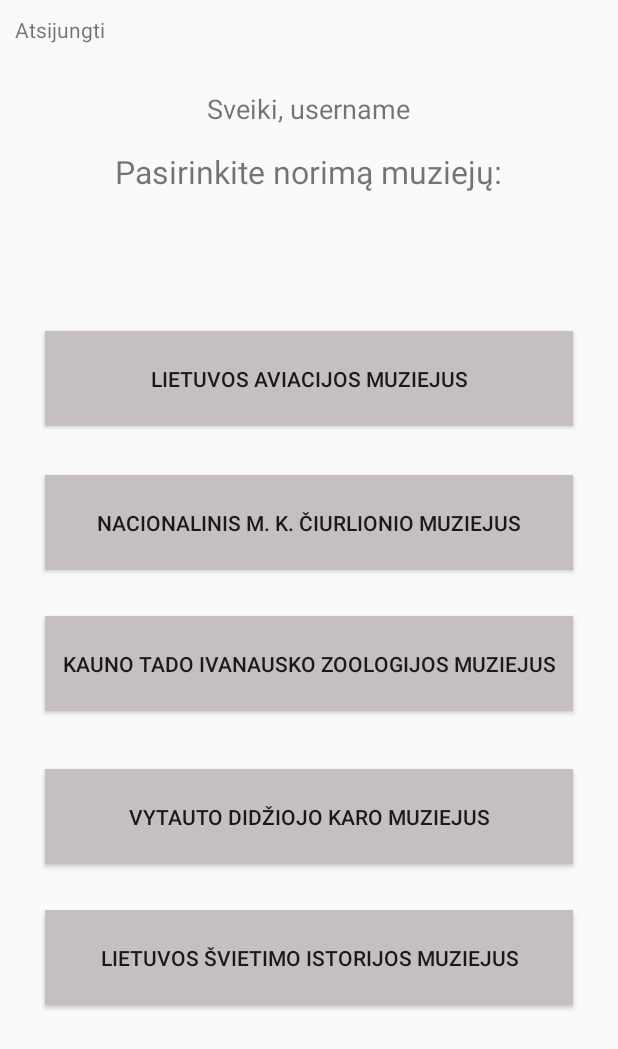
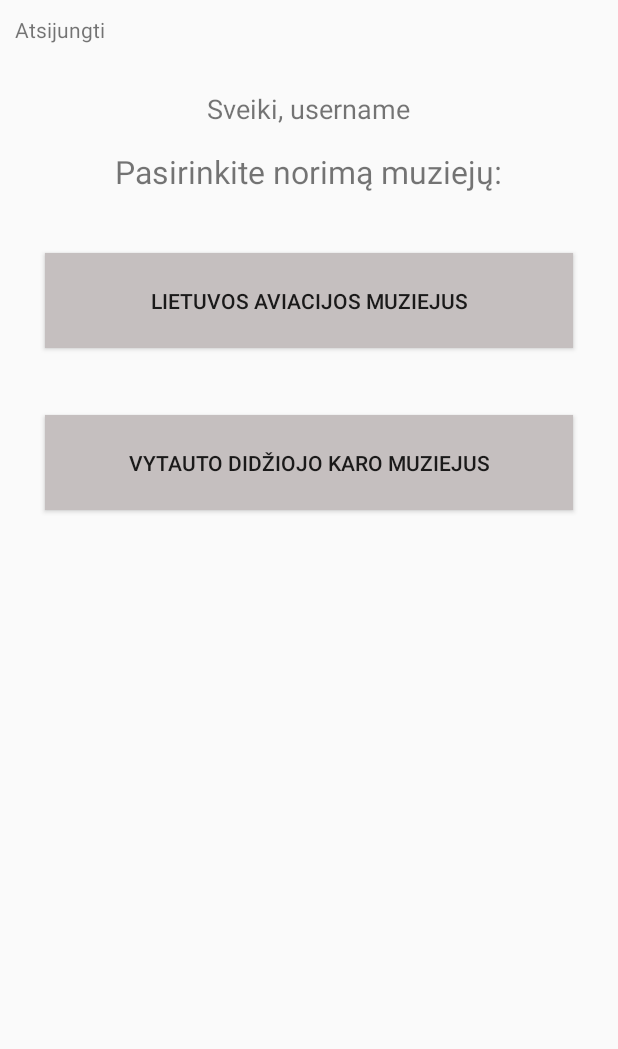
Before and after one commit to RutaOrd/Mobilioji-aplikacija, an Android app: the MainPage screen opened directly, with no data from a screen before it, on a phone screen of 412 x 824 dp. Shown: the top 1049 px of the screen. Run offline under Robolectric (Android 15) with nearby library versions, the phone set to English and light mode, and no system bars.

Commit message:
ui pakeitimai

```diff
--- a/app/src/main/res/layout/activity_login.xml
+++ b/app/src/main/res/layout/activity_login.xml
@@ -30,7 +30,6 @@
         android:layout_marginTop="100dp"
         android:layout_marginRight="30dp"
         android:hint="@string/vartotojo_vardas"
-
         app:layout_constraintBottom_toTopOf="@+id/one"
         app:layout_constraintEnd_toEndOf="parent"
         app:layout_constraintStart_toStartOf="parent"
@@ -39,13 +38,13 @@
         <com.google.android.material.textfield.TextInputEditText
             android:id="@+id/edUsername"
             android:layout_width="match_parent"
-            android:layout_height="wrap_content"
+            android:layout_height="25dp"
             android:background="@color/white"
+            android:drawableRight="@drawable/ic_userimg"
             android:fontFamily="@font/poppinsmedium"
             android:textColor="@color/black"
-            android:drawableRight="@drawable/ic_userimg"
             android:textColorHint="@color/black"
-            tools:ignore="TouchTargetSizeCheck"/>
+            tools:ignore="TouchTargetSizeCheck" />
     </com.google.android.material.textfield.TextInputLayout>
 
     <com.google.android.material.textfield.TextInputLayout
@@ -57,6 +56,7 @@
         android:layout_marginLeft="30dp"
         android:layout_marginRight="30dp"
         android:textColorHint="@color/black"
+        app:passwordToggleEnabled="true"
         app:layout_constraintBottom_toBottomOf="parent"
         app:layout_constraintEnd_toEndOf="parent"
         app:layout_constraintStart_toStartOf="parent"
--- a/app/src/main/res/layout/activity_mainpage.xml
+++ b/app/src/main/res/layout/activity_mainpage.xml
@@ -35,36 +35,10 @@
         android:layout_marginLeft="30dp"
         android:layout_marginTop="10dp"
         android:layout_marginRight="30dp"
-        android:layout_marginBottom="540dp"
+        android:layout_marginBottom="592dp"
         android:background="#C5BFBF"
 
         android:text="Lietuvos Aviacijos muziejus" />
-
-    <Button
-        android:id="@+id/button7"
-        android:layout_width="356dp"
-        android:layout_height="63dp"
-        android:layout_alignParentRight="true"
-        android:layout_alignParentBottom="true"
-        android:layout_marginLeft="30dp"
-        android:layout_marginTop="10dp"
-        android:layout_marginRight="30dp"
-        android:layout_marginBottom="444dp"
-        android:background="#C5BFBF"
-        android:text="Nacionalinis M. K. Čiurlionio muziejus" />
-
-    <Button
-        android:id="@+id/button8"
-        android:layout_width="356dp"
-        android:layout_height="63dp"
-        android:layout_alignParentRight="true"
-        android:layout_alignParentBottom="true"
-        android:layout_marginLeft="30dp"
-        android:layout_marginTop="10dp"
-        android:layout_marginRight="30dp"
-        android:layout_marginBottom="350dp"
-        android:background="#C5BFBF"
-        android:text="Kauno Tado Ivanausko zoologijos muziejus" />
 
     <Button
         android:id="@+id/button9"
@@ -75,22 +49,9 @@
         android:layout_marginLeft="30dp"
         android:layout_marginTop="10dp"
         android:layout_marginRight="30dp"
-        android:layout_marginBottom="248dp"
+        android:layout_marginBottom="484dp"
         android:background="#C5BFBF"
         android:text="Vytauto Didžiojo karo muziejus" />
-
-    <Button
-        android:id="@+id/button10"
-        android:layout_width="356dp"
-        android:layout_height="63dp"
-        android:layout_alignParentRight="true"
-        android:layout_alignParentBottom="true"
-        android:layout_marginLeft="30dp"
-        android:layout_marginTop="10dp"
-        android:layout_marginRight="30dp"
-        android:layout_marginBottom="154dp"
-        android:background="#C5BFBF"
-        android:text="Lietuvos švietimo istorijos muziejus" />
 
     <TextView
         android:id="@+id/textView5"
--- a/app/src/main/res/layout/activity_signup.xml
+++ b/app/src/main/res/layout/activity_signup.xml
@@ -57,7 +57,7 @@
             android:layout_height="wrap_content"
             android:layout_marginLeft="30dp"
             android:layout_marginRight="30dp"
-            android:hint="email"
+            android:hint="El. paštas"
             app:layout_constraintEnd_toEndOf="parent"
             android:textColorHint="@color/black"
             app:layout_constraintHorizontal_bias="0.0"
@@ -80,7 +80,7 @@
             android:layout_marginLeft="30dp"
             android:layout_marginRight="30dp"
             android:textColorHint="@color/black"
-            android:hint="Slapyvardis"
+            android:hint="Vartotojo vardas"
             app:layout_constraintEnd_toEndOf="parent"
             app:layout_constraintHorizontal_bias="0.0"
             app:layout_constraintStart_toStartOf="parent"
@@ -104,6 +104,7 @@
             android:layout_marginRight="30dp"
             android:hint="Slaptažodis"
             app:layout_constraintTop_toBottomOf="@+id/textInputLayoutUsername"
+            app:passwordToggleEnabled="true"
             tools:layout_editor_absoluteX="0dp">
 
             <com.google.android.material.textfield.TextInputEditText
```
